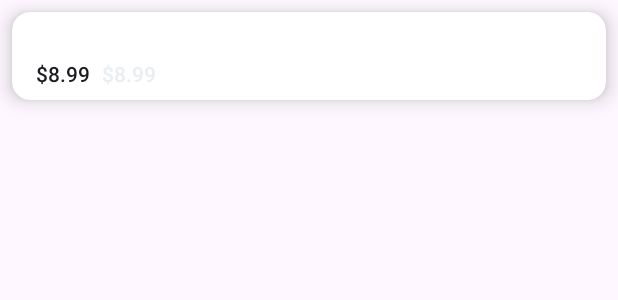
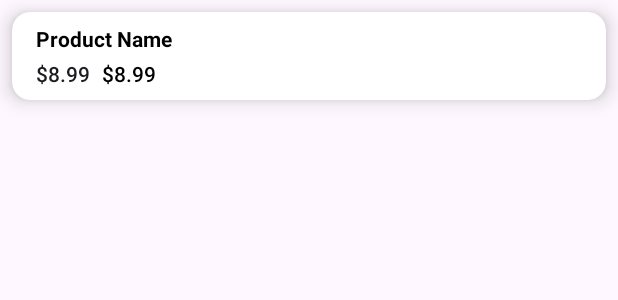
Before and after one commit to falakjatin/QuickMart, an Android app: the layout row_layout.xml on its own in the app's theme, with its tools: preview values and no code run, on a phone screen of 412 x 824 dp. Shown: the top 300 px of the screen. Run offline under Robolectric (Android 15) with nearby library versions, the phone set to English and light mode, and no system bars.

Commit message:
Fix Small Errors

```diff
--- a/app/src/main/res/drawable/outline_delete_24.xml
+++ b/app/src/main/res/drawable/outline_delete_24.xml
@@ -1,4 +1,4 @@
-<vector android:height="24dp" android:tint="#FFFFFF"
+<vector android:height="24dp" android:tint="#000000"
     android:viewportHeight="24" android:viewportWidth="24"
     android:width="24dp" xmlns:android="http://schemas.android.com/apk/res/android">
     <path android:fillColor="@android:color/white" android:pathData="M16,9v10H8V9h8m-1.5,-6h-5l-1,1H5v2h14V4h-3.5l-1,-1zM18,7H6v12c0,1.1 0.9,2 2,2h8c1.1,0 2,-0.9 2,-2V7z"/>
--- a/app/src/main/res/layout/activity_category.xml
+++ b/app/src/main/res/layout/activity_category.xml
@@ -15,6 +15,8 @@
 
     <androidx.recyclerview.widget.RecyclerView
         android:id="@+id/rvProducts"
+
+
         android:layout_width="match_parent"
         android:layout_height="match_parent"/>
 
--- a/app/src/main/res/layout/activity_product.xml
+++ b/app/src/main/res/layout/activity_product.xml
@@ -100,6 +100,7 @@
                 android:layout_height="wrap_content"
                 android:layout_marginStart="16dp"
                 android:layout_marginTop="24dp"
+                android:textColor="@color/black"
                 android:text="Popular products"
                 android:textAppearance="@style/TextAppearance.MaterialComponents.Headline6" />
 
@@ -112,6 +113,7 @@
                 android:layout_marginTop="16dp"
                 android:layout_marginEnd="16dp"
                 android:nestedScrollingEnabled="false"
+                android:textColor="@color/black"
                 app:layout_constraintBottom_toBottomOf="parent"
                 app:layout_constraintEnd_toEndOf="parent"
                 app:layout_constraintStart_toStartOf="parent"
--- a/app/src/main/res/layout/row_layout.xml
+++ b/app/src/main/res/layout/row_layout.xml
@@ -18,7 +18,7 @@
             android:layout_marginStart="8dp"
             android:layout_marginTop="4dp"
             android:layout_marginBottom="8dp"
-            android:textColor="@color/light"
+            android:textColor="@color/black"
             android:text="$8.99"
             android:textAppearance="@style/TextAppearance.AppCompat.Body2"
             app:layout_constraintBottom_toBottomOf="parent"
@@ -42,7 +42,7 @@
             android:layout_marginHorizontal="16dp"
             android:layout_marginTop="8dp"
             android:text="Product Name"
-            android:textColor="@color/white"
+            android:textColor="@color/black"
             android:textStyle="bold"
             android:textAppearance="@style/TextAppearance.AppCompat.Body1"
             app:layout_constraintEnd_toEndOf="@id/imgProduct"
```
Also changed, not shown: app/src/main/java/com/example/quickmart/models/CartProduct.kt (added, +27 -0 lines).
